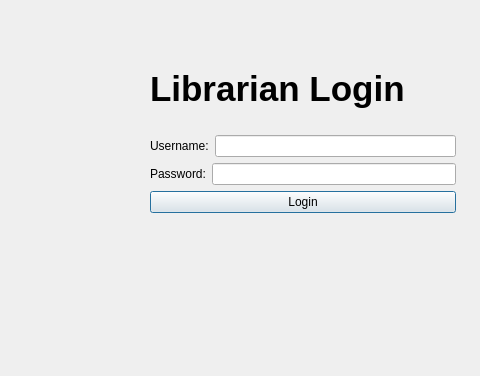
This is LibraryManagementSystem/librarianlogin.ui in omar-rabeh-18/LibraryManagementSystem as Qt 5 draws it before an edit; both pictures show x 0 to 480 and y 92 to 468 of the 599 by 468 pixel window. The edited form follows.
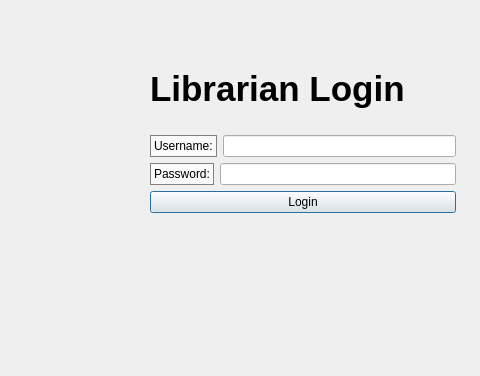
This is the edited form.

```diff
--- a/LibraryManagementSystem/librarianlogin.ui
+++ b/LibraryManagementSystem/librarianlogin.ui
@@ -13,7 +13,7 @@
   <property name="windowTitle">
    <string>Dialog</string>
   </property>
-  <widget class="QWidget" name="">
+  <widget class="QWidget" name="layoutWidget">
    <property name="geometry">
     <rect>
      <x>150</x>
@@ -40,6 +40,11 @@
      <layout class="QHBoxLayout" name="horizontalLayout">
       <item>
        <widget class="QLabel" name="usernameLabel">
+        <property name="styleSheet">
+         <string notr="true">color: black;
+background-color: rgba(255, 255, 255, 180); 
+ border: 1px solid gray;</string>
+        </property>
         <property name="text">
          <string>Username:</string>
         </property>
@@ -54,6 +59,11 @@
      <layout class="QHBoxLayout" name="horizontalLayout_2">
       <item>
        <widget class="QLabel" name="passwordLabel">
+        <property name="styleSheet">
+         <string notr="true">color: black;
+background-color: rgba(255, 255, 255, 180); 
+ border: 1px solid gray;</string>
+        </property>
         <property name="text">
          <string>Password:</string>
         </property>
@@ -77,6 +87,19 @@
     </item>
    </layout>
   </widget>
+  <widget class="QLabel" name="backpic">
+   <property name="geometry">
+    <rect>
+     <x>-10</x>
+     <y>-10</y>
+     <width>611</width>
+     <height>481</height>
+    </rect>
+   </property>
+   <property name="text">
+    <string/>
+   </property>
+  </widget>
  </widget>
  <resources/>
  <connections/>
```
